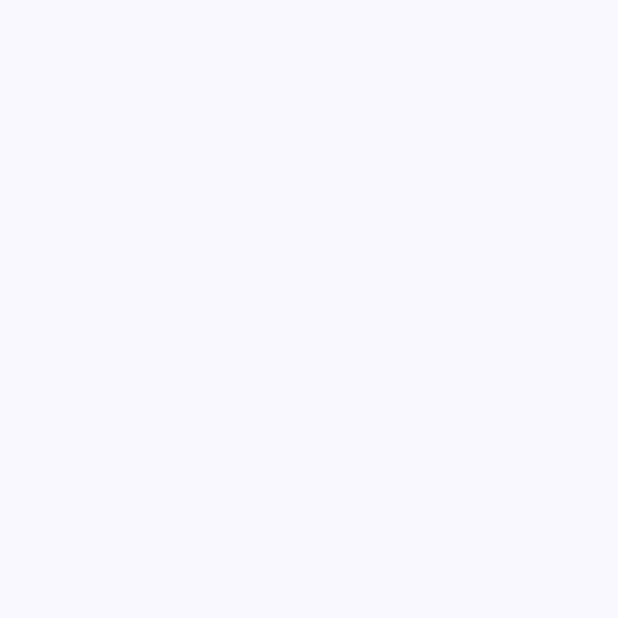
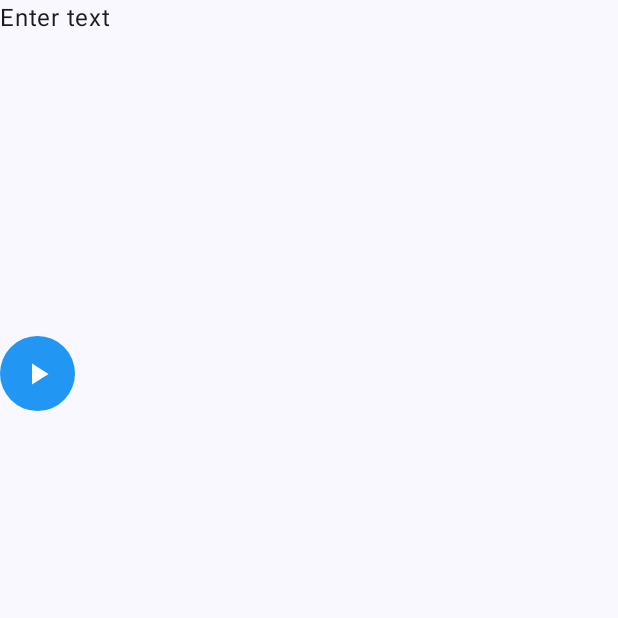
Before and after one commit to horizon-afk/Charades, an Android app built with Jetpack Compose: the screen it shows after launch (MainActivity), on a phone screen of 412 x 824 dp, the top half of it. Before the commit the part shown is empty. Run offline under Robolectric (Android 15) with nearby library versions, the phone set to English and light mode, and no system bars.

Commit message:
Added widgets

```diff
--- a/app/src/main/java/com/example/charades/MainActivity.kt
+++ b/app/src/main/java/com/example/charades/MainActivity.kt
@@ -6,13 +6,38 @@ import androidx.activity.compose.setContent
 import androidx.activity.enableEdgeToEdge
 import androidx.compose.foundation.layout.Box
 import androidx.compose.foundation.layout.Column
+import androidx.compose.foundation.layout.PaddingValues
 import androidx.compose.foundation.layout.fillMaxSize
+import androidx.compose.foundation.layout.height
 import androidx.compose.foundation.layout.padding
+import androidx.compose.foundation.layout.size
+import androidx.compose.foundation.layout.width
+import androidx.compose.foundation.shape.CircleShape
+import androidx.compose.foundation.text.BasicTextField
+import androidx.compose.material.icons.Icons
+import androidx.compose.material.icons.filled.PlayArrow
+import androidx.compose.material3.Button
+import androidx.compose.material3.ButtonDefaults
+import androidx.compose.material3.ButtonDefaults.buttonColors
+import androidx.compose.material3.Icon
+import androidx.compose.material3.LocalTextStyle
+import androidx.compose.material3.OutlinedTextField
 import androidx.compose.material3.Scaffold
 import androidx.compose.material3.Text
 import androidx.compose.runtime.Composable
+import androidx.compose.runtime.getValue
+import androidx.compose.runtime.mutableStateOf
+import androidx.compose.runtime.remember
+import androidx.compose.runtime.setValue
+import androidx.compose.ui.Alignment
 import androidx.compose.ui.Modifier
+import androidx.compose.ui.graphics.Color
+import androidx.compose.ui.text.TextStyle
+import androidx.compose.ui.text.input.TextFieldValue
+import androidx.compose.ui.text.style.TextAlign
 import androidx.compose.ui.tooling.preview.Preview
+import androidx.compose.ui.unit.dp
+import androidx.compose.ui.unit.sp
 import com.example.charades.ui.theme.CharadesTheme
 
 class MainActivity : ComponentActivity() {
@@ -24,13 +49,39 @@ class MainActivity : ComponentActivity() {
                 Scaffold {innerPadding->
                     Column(modifier = Modifier.padding(innerPadding)) {
                         Box {
+                            Text(text = "Enter text")
+                        }
+                        Box (
+                            modifier = Modifier.height(200.dp),
+                            contentAlignment = Alignment.Center
+                        ){
+                            var name by remember { mutableStateOf(TextFieldValue("")) }
+                            BasicTextField(
+                                textStyle = TextStyle.Default.copy(textAlign = TextAlign.Center, fontSize = 28.sp),
+                                value = name,
+                                onValueChange = {
+                                    val maxLength = 80
+                                    if (it.text.length <= maxLength) name = it
+                                },
+                            )
 
                         }
                         Box {
+                            Button(
+                                shape = CircleShape,
+                                modifier = Modifier.size(50.dp),
+                                colors = buttonColors(Color(0xFF2196F3)),
+                                contentPadding = PaddingValues(0.dp),
+                                onClick = {}
 
-                        }
-                        Box {
+                            ) {
+                                Icon(Icons.Default.PlayArrow,
+                                    contentDescription = "",
+                                    modifier = Modifier.size(24.dp),
+                                    tint = Color(0xFFFFFFFF)
+                                )
 
+                            }
                         }
 
 
```
